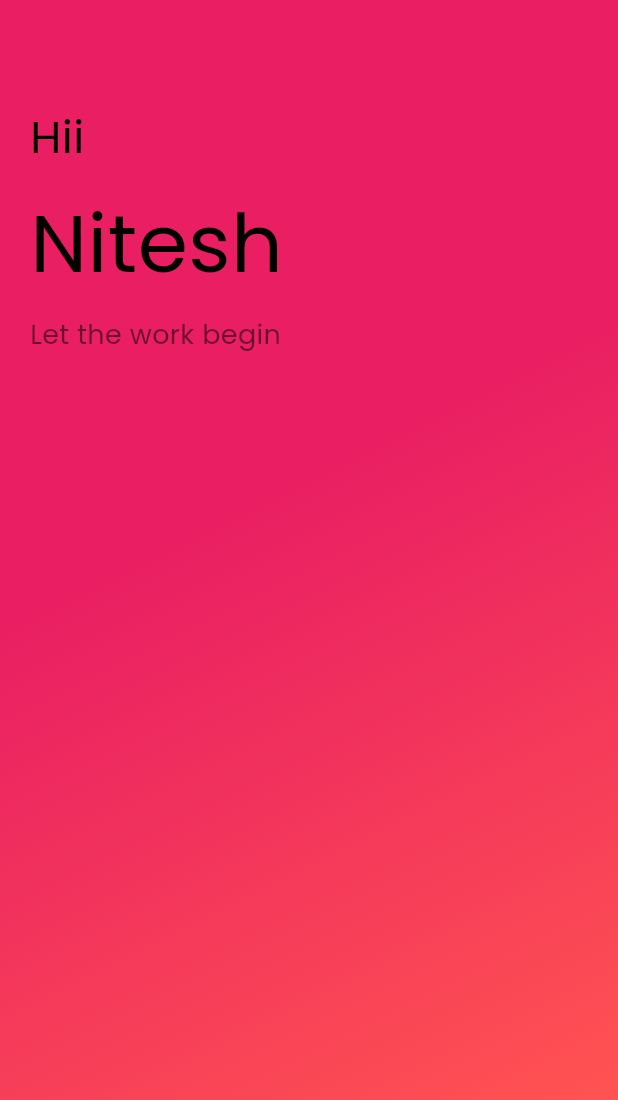
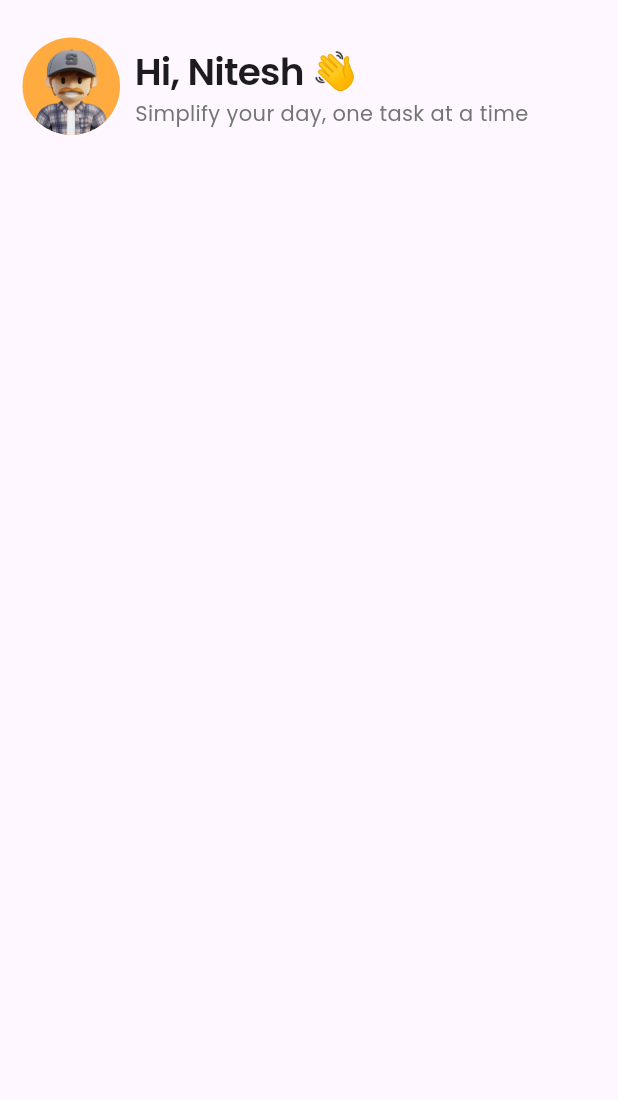
Before and after one commit to niteshpaudel/To-Do-List-App-In-Flutter, a Flutter app: the HomeScreen screen opened directly, on a phone screen of 412 x 824 dp. Shown: the top 1100 px of the screen. Run offline on Flutter 3.47's test engine with Material 3 defaults, Android fonts, the phone set to English and light mode, and no system bars.

Commit message:
Started Building Home Screen

```diff
--- a/lib/screens/home_screen.dart
+++ b/lib/screens/home_screen.dart
@@ -10,57 +10,58 @@ class HomeScreen extends StatefulWidget {
 class _HomeScreenState extends State<HomeScreen> {
   @override
   Widget build(BuildContext context) {
-    return Scaffold(
-      body: Container(
-          padding: const EdgeInsets.only(top: 70, left: 20),
+    return SafeArea(
+      child: Scaffold(
+        body: Container(
+          padding: const EdgeInsets.fromLTRB(15, 25, 15, 0),
           height: MediaQuery.of(context).size.height,
           width: MediaQuery.of(context).size.width,
-          decoration: const BoxDecoration(
-              gradient: LinearGradient(colors: [
-            Colors.redAccent,
-            Colors.pink,
-          ], begin: Alignment.bottomCenter, end: Alignment.centerLeft)),
           child: Column(
-            crossAxisAlignment: CrossAxisAlignment.start,
             children: [
-              Container(
-                child: const Text(
-                  'Hii',
-                  style: TextStyle(
-                    fontSize: 30,
-                    color: Colors.black,
+              Row(
+                children: [
+                  Container(
+                    width: 65,
+                    height: 65,
+                    decoration: BoxDecoration(
+                      color: Colors.orangeAccent,
+                      image: const DecorationImage(
+                          image: AssetImage(
+                            'assets/icons/user-icon.png',
+                          ),
+                          scale: 3,
+                          alignment: Alignment(0, 7)),
+                      borderRadius: BorderRadius.circular(100),
+                    ),
                   ),
-                ),
-              ),
-              const SizedBox(
-                height: 10,
-              ),
-              Container(
-                child: const Text(
-                  'Nitesh',
-                  style: TextStyle(
-                    fontSize: 54,
-                    color: Colors.black,
+                  const SizedBox(
+                    width: 10,
                   ),
-                ),
-              ),
-              const SizedBox(
-                height: 10,
-              ),
-              Container(
-                child: const Text(
-                  'Let the work begin',
-                  style: TextStyle(
-                    fontSize: 18,
-                    color: Colors.black54,
+                  Column(
+                    crossAxisAlignment: CrossAxisAlignment.start,
+                    children: [
+                      const Text(
+                        'Hi, Nitesh 👋',
+                        style: TextStyle(
+                            fontSize: 25,
+                            fontWeight: FontWeight.w600,
+                            letterSpacing: -0.5),
+                      ),
+                      Text(
+                        'Simplify your day, one task at a time',
+                        style: TextStyle(
+                          color: Colors.grey.shade600,
+                          fontSize: 14,
+                        ),
+                      ),
+                    ],
                   ),
-                ),
-              ),
-              const SizedBox(
-                height: 10,
+                ],
               )
             ],
-          )),
+          ),
+        ),
+      ),
     );
   }
 }
```
Also changed, not shown: assets/icons/user-icon.png (added).
